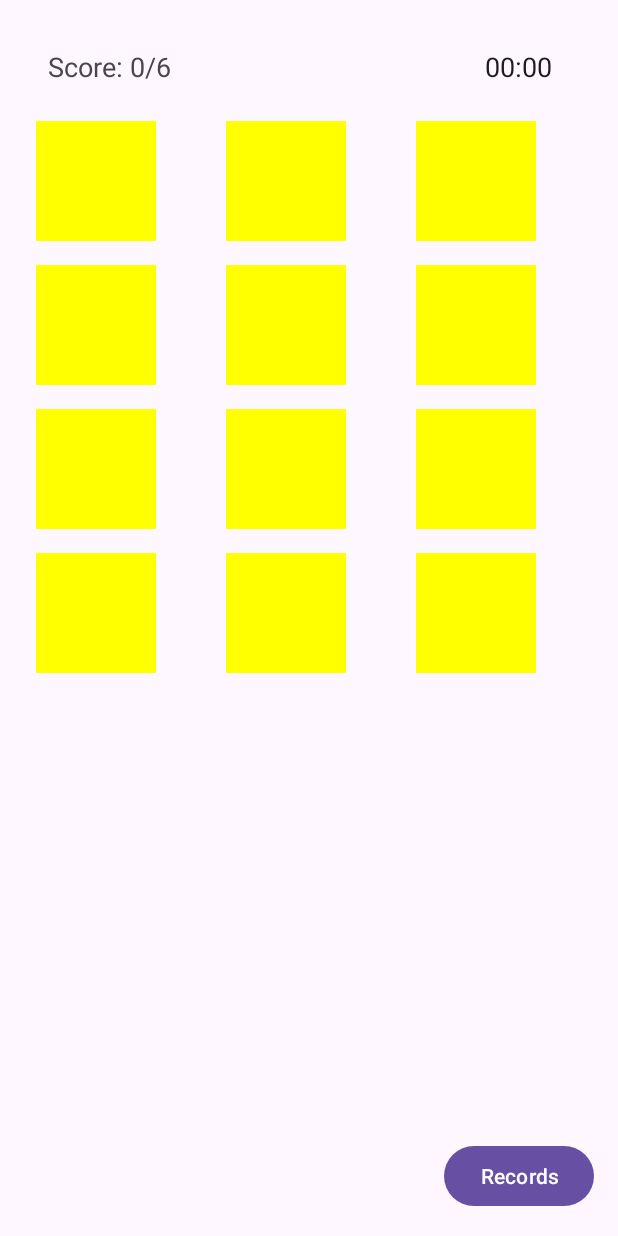
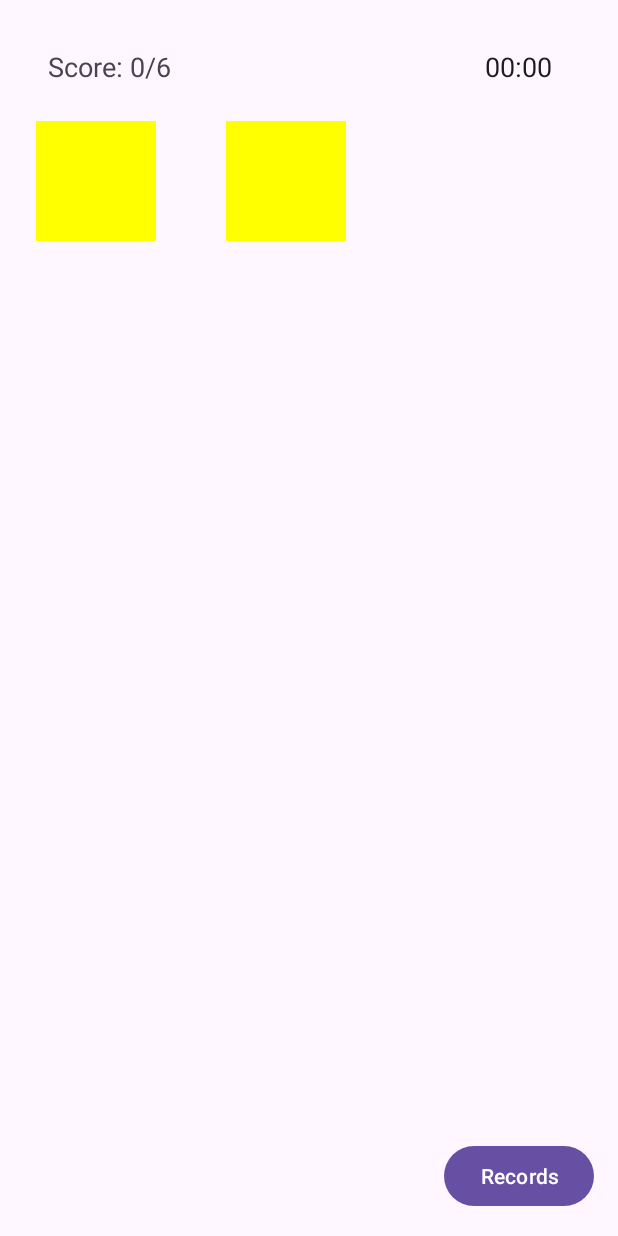
Before and after one commit to charmainethq/Team6_Android_CA, an Android app: the screen it shows after launch (GameActivity), on a phone screen of 412 x 824 dp. Run offline under Robolectric (Android 15) with nearby library versions, the phone set to English and light mode, and no system bars; 2 statements that could not run were skipped.

Commit message:
able to select images (no border)

```diff
--- a/app/build.gradle
+++ b/app/build.gradle
@@ -36,5 +36,6 @@ dependencies {
     testImplementation 'junit:junit:4.13.2'
     implementation 'com.squareup.picasso:picasso:2.71828'
     implementation 'org.jsoup:jsoup:1.14.2'
-
+    implementation 'com.github.bumptech.glide:glide:4.12.0'
+    annotationProcessor 'com.github.bumptech.glide:compiler:4.12.0'
 }
--- a/app/src/main/java/com/iss/Card.java
+++ b/app/src/main/java/com/iss/Card.java
@@ -1,14 +1,10 @@
 package com.iss;
 
 public class Card {
-    public int image; // for drawable implementation, to be removed
-    Card(int image) {
-        this.image = image;
-    } // for drawable implementation, to be removed
-
     private String imagePath;
     private boolean isFlipped = false;
     private boolean isMatched = false;
+
 
     public Card(String imagePath) {
         this.imagePath = imagePath;
--- a/app/src/main/java/com/iss/CardsAdapter.java
+++ b/app/src/main/java/com/iss/CardsAdapter.java
@@ -1,5 +1,7 @@
 package com.iss;
 
+import android.content.Context;
+import android.net.Uri;
 import android.os.Handler;
 import android.view.LayoutInflater;
 import android.view.View;
@@ -8,13 +10,18 @@ import android.widget.ImageView;
 import androidx.annotation.NonNull;
 import androidx.recyclerview.widget.RecyclerView;
 
+import com.bumptech.glide.Glide;
+
+import java.io.File;
 import java.util.List;
 
 public class CardsAdapter extends RecyclerView.Adapter<CardsAdapter.CardViewHolder> {
     private List<Card> cards;
+    private Context context;
 
-    public CardsAdapter(List<Card> cards) {
+    public CardsAdapter(List<Card> cards, Context context) {
         this.cards = cards;
+        this.context = context;
     }
 
     @NonNull
@@ -49,7 +56,9 @@ public class CardsAdapter extends RecyclerView.Adapter<CardsAdapter.CardViewHold
         public void bind(final Card card, final int position) {
             // Show image only if card has been flipped or is matched.
             if (card.getFlipped() || card.getMatched()) {
-                cardImage.setImageResource(card.image);
+                Glide.with(context)
+                        .load(new File(card.getImagePath()))
+                        .into(cardImage);
             } else {
                 cardImage.setImageResource(R.drawable.back_image);
             }
@@ -82,7 +91,7 @@ public class CardsAdapter extends RecyclerView.Adapter<CardsAdapter.CardViewHold
                             @Override
                             public void run() {
                                 // Match found, set to matched and update the score
-                                if (GameActivity.firstCard != null && GameActivity.firstCard.image == card.image) {
+                                if (GameActivity.firstCard != null && GameActivity.firstCard.getImagePath().equals(card.getImagePath())) {
                                     GameActivity.firstCard.setMatched(true);
                                     card.setMatched(true);
                                     ((GameActivity) cardImage.getContext()).updateScore();
--- a/app/src/main/java/com/iss/GameActivity.java
+++ b/app/src/main/java/com/iss/GameActivity.java
@@ -5,6 +5,7 @@ import android.os.Bundle;
 import android.os.CountDownTimer;
 import android.os.Environment;
 import android.os.SystemClock;
+import android.util.Log;
 import android.view.View;
 import android.widget.Button;
 import android.widget.Chronometer;
@@ -47,12 +48,13 @@ public class GameActivity extends AppCompatActivity implements View.OnClickListe
 
     private Integer MaxScore;
 
-
+    private ArrayList<String> selectedImageUrls;
 
     @Override
     protected void onCreate(Bundle savedInstanceState) {
         super.onCreate(savedInstanceState);
         setContentView(R.layout.activity_game);
+
 
         setCardImages();
         setRecyclerView();
@@ -76,23 +78,24 @@ public class GameActivity extends AppCompatActivity implements View.OnClickListe
         }
     }
 
-    protected void setCardImages(){
-        // TODO: replace with downloaded images somehow
-        int[] cardImages = {R.drawable.image1, R.drawable.image2, R.drawable.image3, R.drawable.image4, R.drawable.image5, R.drawable.image6};
+    protected void setCardImages() {
+        selectedImageUrls = getIntent().getStringArrayListExtra("SelectedImages");
+        Log.d("SelectedImages", selectedImageUrls.toString());
 
         // Add each image twice
         cards = new ArrayList<>();
-        for (int cardImage : cardImages) {
-            cards.add(new Card(cardImage));
-            cards.add(new Card(cardImage));
+        for (String selectedImagePath : selectedImageUrls) {
+            cards.add(new Card(selectedImagePath));
+            cards.add(new Card(selectedImagePath));
         }
         Collections.shuffle(cards);
     }
 
+
     private void setRecyclerView(){
         recyclerView = findViewById(R.id.recycler_view);
         recyclerView.setLayoutManager(new GridLayoutManager(this, 3));
-        adapter = new CardsAdapter(cards);
+        adapter = new CardsAdapter(cards, getApplicationContext());
         recyclerView.setAdapter(adapter);
     }
 
--- /dev/null
+++ b/app/src/main/res/drawable/border_selected.xml
@@ -0,0 +1,4 @@
+<shape xmlns:android="http://schemas.android.com/apk/res/android" android:shape="rectangle">
+    <solid android:color="@android:color/transparent" />
+    <stroke android:color="@color/yellow" android:width="4dp"/>
+</shape>
--- a/app/src/main/res/layout/item_card.xml
+++ b/app/src/main/res/layout/item_card.xml
@@ -4,6 +4,7 @@
     android:layout_margin="8dp">
 
     <ImageView
+
         android:id="@+id/card_image"
         android:layout_width="80dp"
         android:layout_height="80dp"
```
Also changed, not shown: app/src/main/java/com/iss/ImageAdapter.java (+9 -6 lines), app/src/main/java/com/iss/MainActivity.java (+60 -4 lines).
